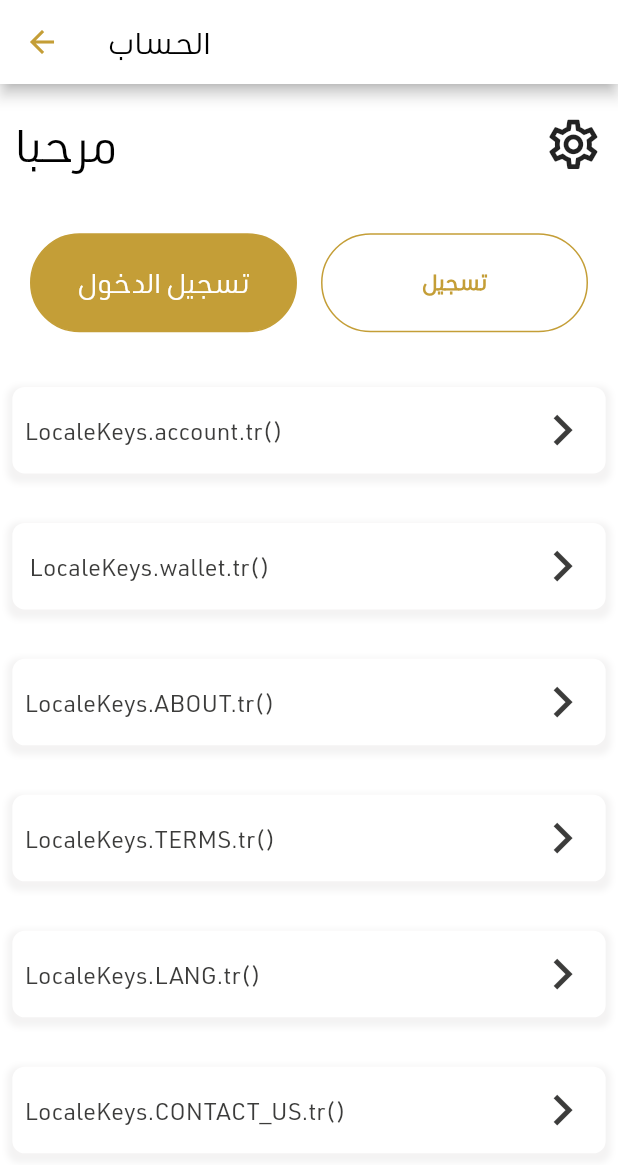
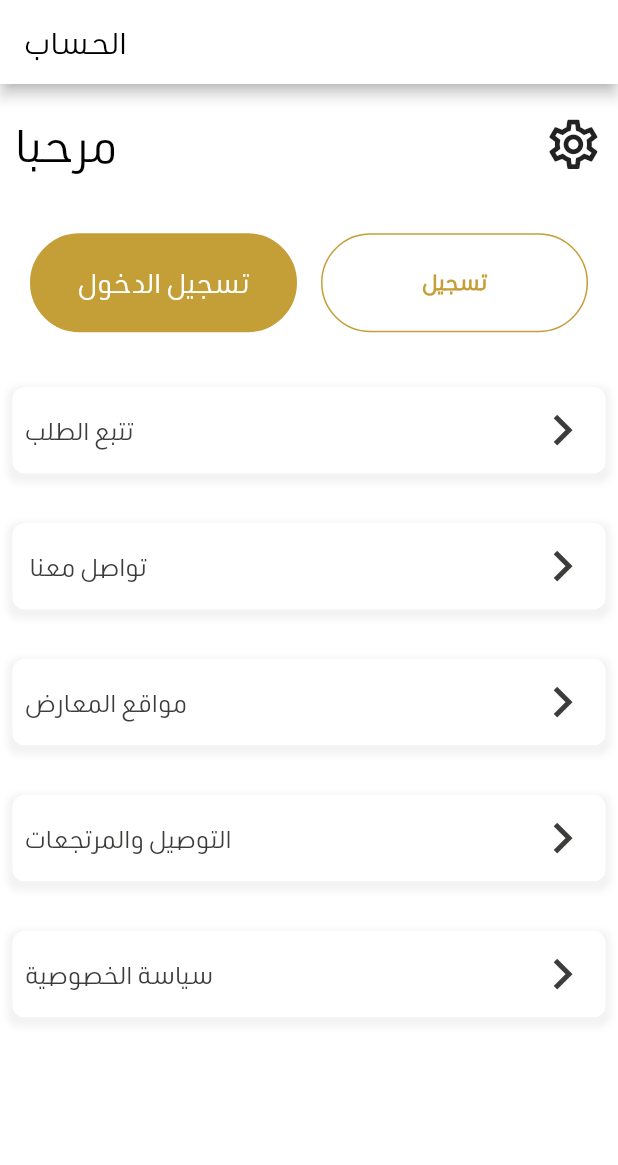
Before and after one commit to MtweReen/TootMartApp, a Flutter app: the AccountScreen screen opened directly, on a phone screen of 412 x 824 dp. Shown: the top 1165 px of the screen. Run offline on Flutter 3.47's test engine with Material 2 defaults, Android fonts, the phone set to English and light mode, and no system bars; our stand-ins replace bloc, dartz, dio, easy_localization, flutter_bloc, fluttertoast and 1 more; accounts and stored records are empty.

Commit message:
Auth Process(Anas)

```diff
--- a/lib/features/account/account.dart
+++ b/lib/features/account/account.dart
@@ -1,12 +1,18 @@
 import 'package:flutter/material.dart';
+import 'package:flutter_bloc/flutter_bloc.dart';
 import 'package:toot_mart/core/constants/constants.dart';
 import 'package:toot_mart/core/utiles/size_config.dart';
 import 'package:toot_mart/core/widgets/custom_buttons_widget.dart';
+import 'package:toot_mart/features/auth/data/business_logic/auth_cubit.dart';
+import 'package:toot_mart/features/auth/presentation/widgets/guest_view.dart';
+import 'package:toot_mart/features/auth/presentation/widgets/login_body.dart';
+
 
 import '../../core/widgets/profile_item.dart';
+import '../auth/data/business_logic/auth_state.dart';
 
 class AccountScreen extends StatefulWidget {
-  const AccountScreen({Key? key}) : super(key: key);
+  AccountScreen({Key? key}) : super(key: key);
 
   @override
   State<AccountScreen> createState() => _AccountScreenState();
@@ -15,8 +21,7 @@
 class _AccountScreenState extends State<AccountScreen> {
   @override
   Widget build(BuildContext context) {
-    double h = MediaQuery.of(context).size.height;
-    double w = MediaQuery.of(context).size.width;
+
     return Scaffold(
       appBar: AppBar(
         title: Text(
@@ -24,101 +29,17 @@
           style: TextStyle(color: Colors.black),
         ),
       ),
-      body: Column(
-        children: [
-          Padding(
-            padding: const EdgeInsets.symmetric(horizontal: 10.0, vertical: 20),
-            child: Row(
-              mainAxisAlignment: MainAxisAlignment.spaceBetween,
-              children: [
-                Text(
-                  translateString('Hello', 'مرحبا'),
-                  style: TextStyle(
-                      color: Colors.black,
-                      fontSize: SizeConfig.defaultSize! * 3),
-                ),
-                Icon(Icons.settings_outlined,
-                    size: SizeConfig.defaultSize! * 4),
-              ],
-            ),
-          ),
-          Padding(
-            padding: const EdgeInsets.symmetric(horizontal: 20.0, vertical: 20),
-            child: Row(
-              mainAxisAlignment: MainAxisAlignment.spaceBetween,
-              children: [
-                Container(
-                    width: SizeConfig.defaultSize! * 18,
-                    child: CustomGeneralButton(
-                        text: translateString('Log in', 'تسجيل الدخول'),
-                        onTap: () {})),
-                Container(
-                  width: SizeConfig.defaultSize! * 18,
-                  child: CustomStrockButton(
-                      text: translateString('Register', 'تسجيل'), onTap: () {}),
-                ),
-              ],
-            ),
-          ),
-          SingleChildScrollView(
-            padding:
-                EdgeInsets.symmetric(vertical: h * 0.02, horizontal: w * 0.02),
-            child: Column(
-              crossAxisAlignment: CrossAxisAlignment.start,
-              mainAxisAlignment: MainAxisAlignment.start,
-              children: [
-                InkWell(
-                  child: ProfileCardItem(
-                    title: 'LocaleKeys.account.tr()',
-                  ),
-                ),
-                SizedBox(
-                  height: h * 0.04,
-                ),
-                InkWell(
-                  child: ProfileCardItem(
-                    title: ' LocaleKeys.wallet.tr()',
-                  ),
-                ),
-                SizedBox(
-                  height: h * 0.04,
-                ),
-                InkWell(
-                  child: ProfileCardItem(
-                    title: 'LocaleKeys.ABOUT.tr()',
-                  ),
-                ),
-                SizedBox(
-                  height: h * 0.04,
-                ),
-                InkWell(
-                  child: ProfileCardItem(
-                    title: 'LocaleKeys.TERMS.tr()',
-                  ),
-                ),
-                SizedBox(
-                  height: h * 0.04,
-                ),
-                InkWell(
-                  child: ProfileCardItem(
-                    title: 'LocaleKeys.LANG.tr()',
-                  ),
-                ),
-                SizedBox(
-                  height: h * 0.04,
-                ),
-                InkWell(
-                  child: ProfileCardItem(
-                    title: 'LocaleKeys.CONTACT_US.tr()',
-                  ),
-                ),
-                SizedBox(
-                  height: h * 0.06,
-                ),
-              ],
-            ),
-          ),
-        ],
+      body:BlocBuilder<AuthCubit,AuthStates>(
+        builder: (context,state){
+          return Column(
+            children: [
+              if(AuthCubit.get(context).currentUserState == 0 || AuthCubit.get(context).currentUserState == null)
+                GuestView(),
+              if(AuthCubit.get(context).currentUserState == 1)
+                LoginView(),
+            ],
+          );
+        },
       ),
     );
   }
--- a/lib/features/auth/data/business_logic/auth_cubit.dart
+++ b/lib/features/auth/data/business_logic/auth_cubit.dart
@@ -130,9 +130,13 @@
     });
     return null;
   }
-
-  FavouritesModel? favouritesModel;
-
+  int? currentUserState;
+  changeUserState(int userState){
+    currentUserState = userState;
+    print(currentUserState.toString());
+    emit(ChangeUserState());
+  }
+  // FavouritesModel? favouritesModel;
   // List<Product>? getFavouteProducts() {
   //   emit(FavouteProductsLoadingState());
   //   AuthRepositoryImpl().getFavouriteProducts().then((value) {
--- a/lib/features/auth/data/business_logic/auth_state.dart
+++ b/lib/features/auth/data/business_logic/auth_state.dart
@@ -31,3 +31,4 @@
 class AllRefundOrdersSuccessState extends AuthStates {}
 
 class AllRefundOrdersErrorState extends AuthStates {}
+class ChangeUserState extends AuthStates {}
--- /dev/null
+++ b/lib/features/auth/presentation/widgets/guest_view.dart
@@ -0,0 +1,109 @@
+
+import 'package:flutter/material.dart';
+import 'package:toot_mart/features/auth/data/business_logic/auth_cubit.dart';
+
+import '../../../../core/constants/constants.dart';
+import '../../../../core/utiles/size_config.dart';
+import '../../../../core/widgets/custom_buttons_widget.dart';
+import '../../../../core/widgets/profile_item.dart';
+
+class GuestView extends StatelessWidget {
+  const GuestView({Key? key}) : super(key: key);
+
+  @override
+  Widget build(BuildContext context) {
+    double h = MediaQuery.of(context).size.height;
+    double w = MediaQuery.of(context).size.width;
+    return SingleChildScrollView(
+      child: Column(
+        children: [
+          Padding(
+            padding: const EdgeInsets.symmetric(horizontal: 10.0, vertical: 20),
+            child: Row(
+              mainAxisAlignment: MainAxisAlignment.spaceBetween,
+              children: [
+                Text(
+                  translateString('Hello', 'مرحبا'),
+                  style: TextStyle(
+                      color: Colors.black,
+                      fontSize: SizeConfig.defaultSize! * 3),
+                ),
+                Icon(Icons.settings_outlined,
+                    size: SizeConfig.defaultSize! * 4),
+              ],
+            ),
+          ),
+          Padding(
+            padding: const EdgeInsets.symmetric(horizontal: 20.0, vertical: 20),
+            child: Row(
+              mainAxisAlignment: MainAxisAlignment.spaceBetween,
+              children: [
+                Container(
+                    width: SizeConfig.defaultSize! * 18,
+                    child: CustomGeneralButton(
+                        text: translateString('Log in', 'تسجيل الدخول'),
+                        onTap: () {
+                          AuthCubit.get(context).changeUserState(1) ;
+                        })),
+                Container(
+                  width: SizeConfig.defaultSize! * 18,
+                  child: CustomStrockButton(
+                      text: translateString('Register', 'تسجيل'), onTap: () {}),
+                ),
+              ],
+            ),
+          ),
+          Padding(
+            padding: EdgeInsets.symmetric(vertical: h * 0.02, horizontal: w * 0.02),
+            child: Column(
+              crossAxisAlignment: CrossAxisAlignment.start,
+              mainAxisAlignment: MainAxisAlignment.start,
+              children: [
+                const InkWell(
+                  child: ProfileCardItem(
+                    title: 'تتبع الطلب',
+                  ),
+                ),
+                SizedBox(
+                  height: h * 0.04,
+                ),
+                const InkWell(
+                  child: ProfileCardItem(
+                    title: ' تواصل معنا',
+                  ),
+                ),
+                SizedBox(
+                  height: h * 0.04,
+                ),
+                const InkWell(
+                  child: ProfileCardItem(
+                    title: 'مواقع المعارض',
+                  ),
+                ),
+                SizedBox(
+                  height: h * 0.04,
+                ),
+                const InkWell(
+                  child: ProfileCardItem(
+                    title: 'التوصيل والمرتجعات',
+                  ),
+                ),
+                SizedBox(
+                  height: h * 0.04,
+                ),
+                const InkWell(
+                  child: ProfileCardItem(
+                    title: 'سياسة الخصوصية',
+                  ),
+                ),
+                // SizedBox(
+                //   height: h * 0.06,
+                // ),
+              ],
+            ),
+          ),
+        ],
+      ),
+    );
+  }
+}
--- a/lib/features/layout/layout.dart
+++ b/lib/features/layout/layout.dart
@@ -4,7 +4,6 @@
 import '../../core/constants/colors.dart';
 import '../../translations/locale_keys.g.dart';
 import '../account/account.dart';
-import '../auth/presentation/account_view.dart';
 import '../cart/cart.dart';
 import '../category/category.dart';
 import '../favourite/favourite.dart';
@@ -25,7 +24,7 @@
     const CategoryScreen(),
     const CartScreen(),
     const FavouriteScreen(),
-    const AccountScreen(),
+    AccountScreen(),
   ];
   getIndex() {
     if (widget.index != null) {
```
Also changed, not shown: lib/features/auth/presentation/account_view.dart (deleted, +0 -26 lines), lib/features/auth/presentation/widgets/account_wish_list.dart (+74 -74 lines), lib/features/auth/presentation/widgets/header.dart (deleted, +0 -42 lines), lib/features/auth/presentation/widgets/login_body.dart (+8 -7 lines), lib/main.dart (+15 -10 lines), asset/images/social.png (added), 1 other file.
